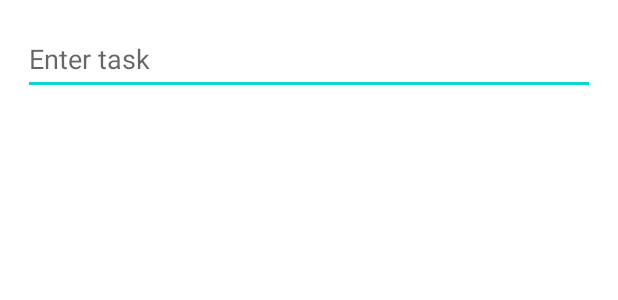
After one commit to MaksKuchuk/RMP-google-task, an Android app: the layout create_task.xml on its own in the app's theme, with its tools: preview values and no code run, on a phone screen of 412 x 824 dp. The commit adds this screen. Shown: the top 300 px of the screen. Run offline under Robolectric (Android 15) with nearby library versions, the phone set to English and light mode, and no system bars.

Commit message:
add creation of tasks

```diff
--- /dev/null
+++ b/app/src/main/res/layout/create_task.xml
@@ -0,0 +1,21 @@
+<?xml version="1.0" encoding="utf-8"?>
+<androidx.constraintlayout.widget.ConstraintLayout xmlns:android="http://schemas.android.com/apk/res/android"
+    xmlns:app="http://schemas.android.com/apk/res-auto"
+    xmlns:tools="http://schemas.android.com/tools"
+    android:layout_width="match_parent"
+    android:layout_height="wrap_content">
+
+    <com.google.android.material.textfield.TextInputEditText
+        android:id="@+id/taskName"
+        android:layout_width="match_parent"
+        android:layout_height="wrap_content"
+        android:layout_marginStart="15dp"
+        android:layout_marginTop="15dp"
+        android:layout_marginEnd="15dp"
+        android:hint="Enter task"
+        android:minHeight="48dp"
+        app:layout_constraintEnd_toEndOf="parent"
+        app:layout_constraintStart_toStartOf="parent"
+        app:layout_constraintTop_toTopOf="parent" />
+
+</androidx.constraintlayout.widget.ConstraintLayout>
```
Also changed, not shown: app/src/main/java/com/example/rmpgoogletask/View/MainActivity.kt (+24 -5 lines), app/src/main/res/drawable/cross_svgrepo_com.xml (added, +9 -0 lines).
